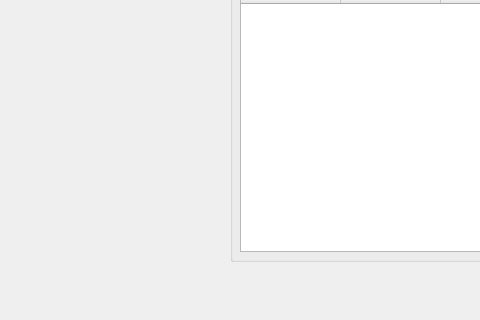
First picture: the form in pytrader.ui, repository Soonseok/AutoStock_project, before the edit; both pictures show x 0 to 480 and y 519 to 839 of the 913 by 839 pixel window.
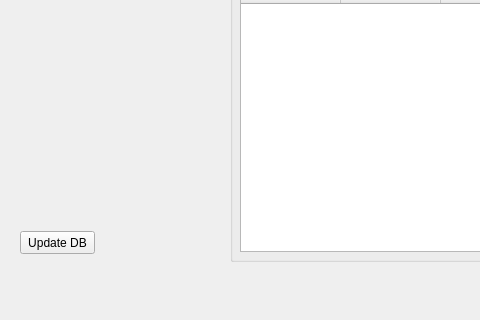
Second picture: the form after the edit. Icons and pictures are not drawn.

The edit to the form file:
```diff
--- a/pytrader.ui
+++ b/pytrader.ui
@@ -410,6 +410,19 @@
      </column>
     </widget>
    </widget>
+   <widget class="QPushButton" name="pushButton_3">
+    <property name="geometry">
+     <rect>
+      <x>20</x>
+      <y>750</y>
+      <width>75</width>
+      <height>23</height>
+     </rect>
+    </property>
+    <property name="text">
+     <string>Update DB</string>
+    </property>
+   </widget>
   </widget>
   <widget class="QMenuBar" name="menubar">
    <property name="geometry">
```
